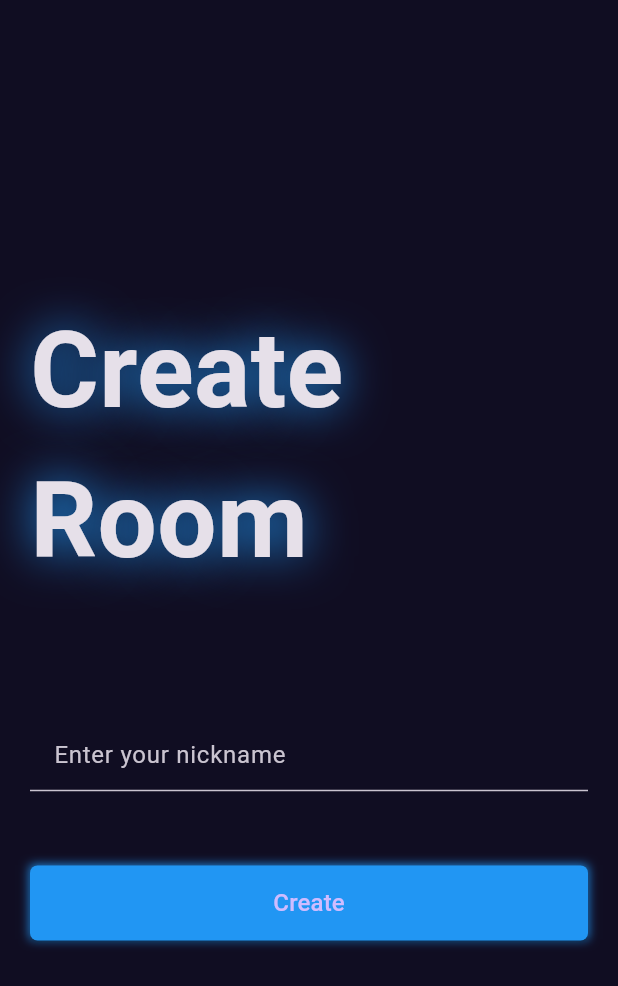
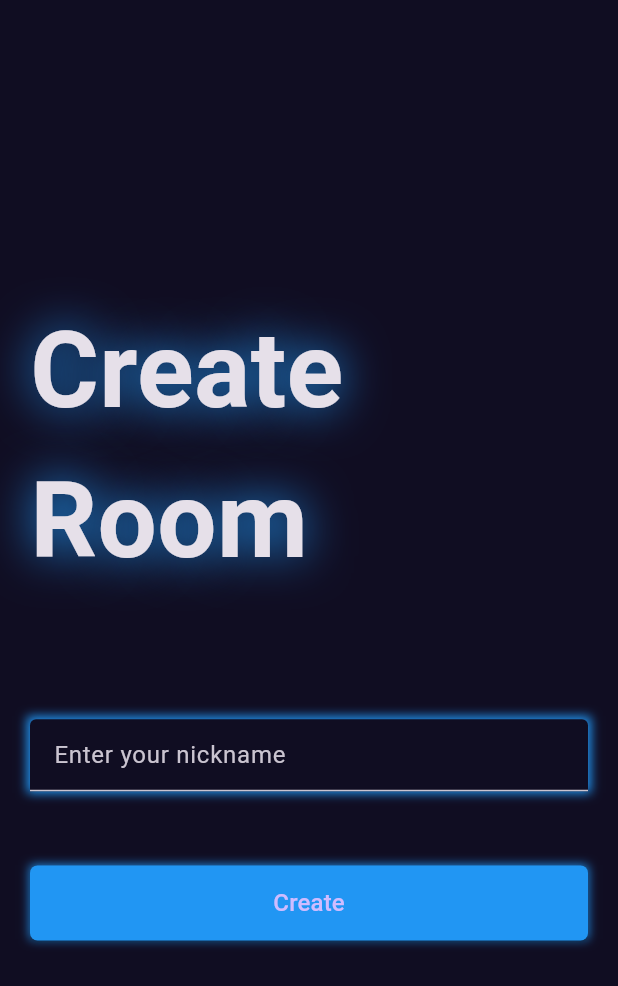
Before and after one commit to 5-abdulsami/flutter_tic_tac_toe, a Flutter app: the screen it shows after launch, after a tap on "Create Room", on a phone screen of 412 x 824 dp. Shown: the top 986 px of the screen. Run offline on Flutter 3.47's test engine with Material 3 defaults, Android fonts, the phone set to English and light mode, and no system bars.

Commit message:
created custom textfield

```diff
--- a/lib/main.dart
+++ b/lib/main.dart
@@ -15,7 +15,7 @@
   Widget build(BuildContext context) {
     return MaterialApp(
       debugShowCheckedModeBanner: false,
-      title: 'Flutter Demo',
+      title: 'Flutter Tic Tac Toe',
       theme: ThemeData.dark().copyWith(scaffoldBackgroundColor: bgColor),
       home: const MainMenuScreen(),
     );
--- a/lib/screens/create_room_screen.dart
+++ b/lib/screens/create_room_screen.dart
@@ -15,7 +15,6 @@
 
   @override
   void dispose() {
-    // TODO: implement dispose
     super.dispose();
     _nameController.dispose();
   }
--- a/lib/widgets/custom_textfield.dart
+++ b/lib/widgets/custom_textfield.dart
@@ -10,6 +10,15 @@
   @override
   Widget build(BuildContext context) {
     return Container(
+      decoration: const BoxDecoration(
+        boxShadow: [
+          BoxShadow(
+            color: Colors.blue,
+            blurRadius: 5,
+            spreadRadius: 2
+          ),
+        ],
+      ),
       child: TextField(
         controller: controller,
         decoration: InputDecoration(
```
